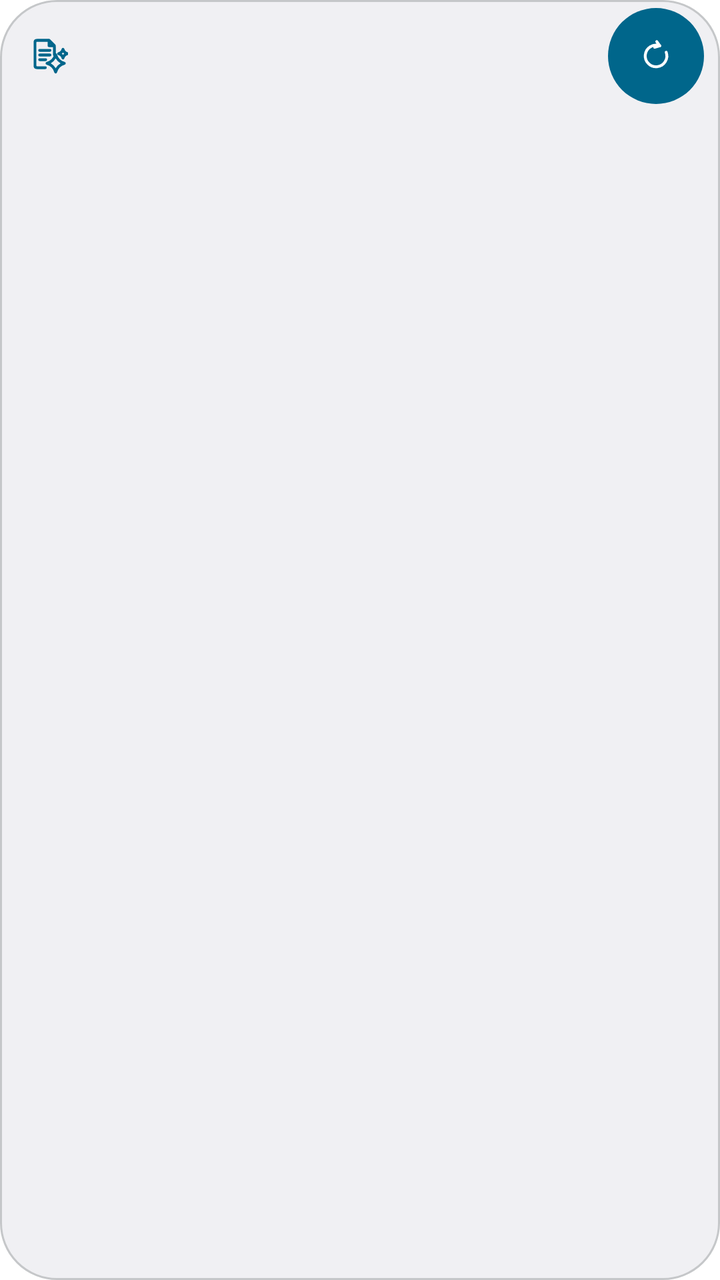
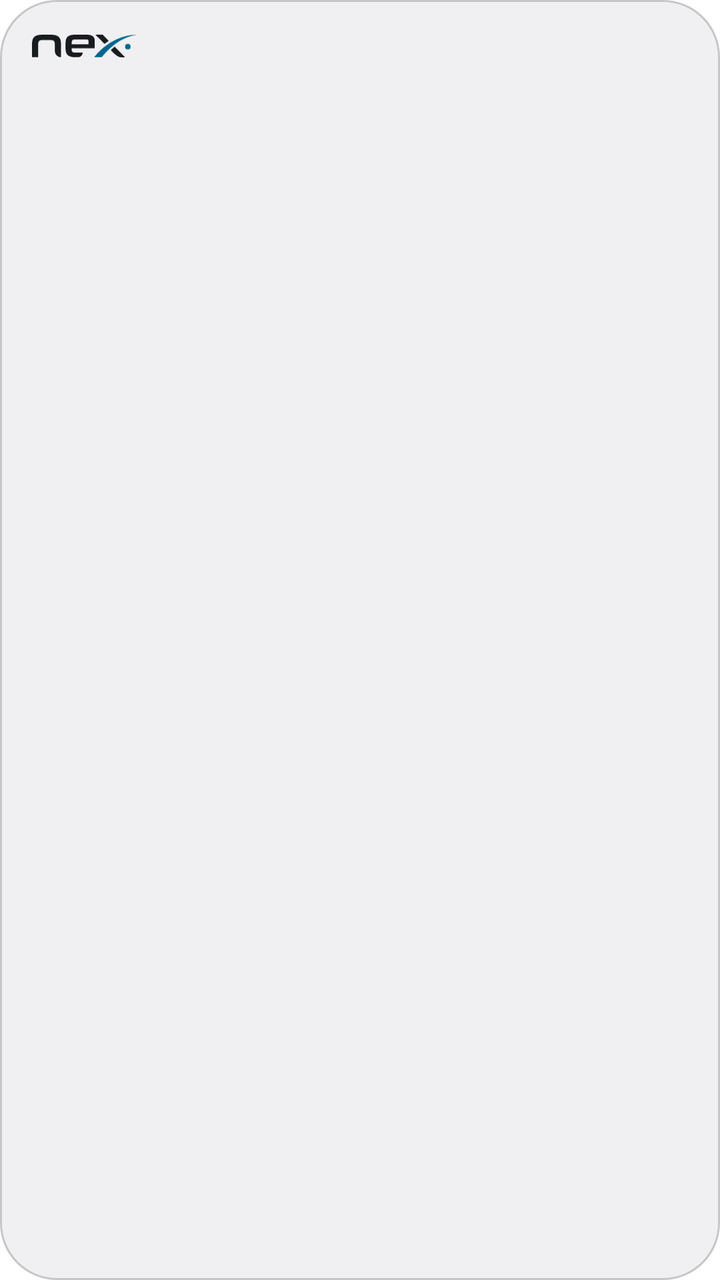

Screens rendered from an Android XML layout before and after an edit, with the pre-edit source and the edit as a unified diff.
<!-- AndroidManifest.xml: fallback theme Theme.MaterialComponents.DayNight.NoActionBar -->
<!-- res/layout/widget_recap.xml -->
<?xml version="1.0" encoding="utf-8"?>
<LinearLayout xmlns:android="http://schemas.android.com/apk/res/android"
    android:id="@+id/nex_recap_root"
    android:layout_width="match_parent"
    android:layout_height="match_parent"
    android:layoutDirection="locale"
    android:orientation="vertical"
    android:background="@drawable/nex_widget_bg_card">

    <LinearLayout
        android:id="@+id/nex_recap_header"
        android:layout_width="match_parent"
        android:layout_height="wrap_content"
        android:minHeight="56dp"
        android:gravity="center_vertical"
        android:orientation="horizontal"
        android:paddingStart="14dp"
        android:paddingEnd="8dp">

        <ImageView
            android:id="@+id/nex_recap_glyph"
            android:layout_width="20dp"
            android:layout_height="20dp"
            android:importantForAccessibility="no"
            android:src="@drawable/nex_widget_ic_recap" />

        
        <TextView
            android:id="@+id/nex_recap_title"
            style="@style/NexWidget.Title"
            android:layout_width="0dp"
            android:layout_height="wrap_content"
            android:layout_weight="1"
            android:layout_marginStart="8dp"
            android:ellipsize="end" />

        <FrameLayout
            android:id="@+id/nex_recap_refresh"
            android:layout_width="48dp"
            android:layout_height="48dp"
            android:background="@drawable/nex_widget_bg_badge">

            <ImageView
                android:layout_width="18dp"
                android:layout_height="18dp"
                android:layout_gravity="center"
                android:importantForAccessibility="no"
                android:src="@drawable/nex_widget_ic_refresh" />
        </FrameLayout>
    </LinearLayout>

    <TextView
        android:id="@+id/nex_recap_body"
        style="@style/NexWidget.Recap"
        android:layout_width="match_parent"
        android:layout_height="match_parent"
        android:paddingStart="14dp"
        android:paddingEnd="14dp"
        android:paddingBottom="12dp" />

    <LinearLayout
        android:id="@+id/nex_recap_locked"
        android:layout_width="match_parent"
        android:layout_height="match_parent"
        android:gravity="center"
        android:orientation="horizontal"
        android:paddingStart="20dp"
        android:paddingEnd="20dp"
        android:visibility="gone">

        <ImageView
            android:layout_width="18dp"
            android:layout_height="18dp"
            android:importantForAccessibility="no"
            android:src="@drawable/nex_widget_ic_lock" />

        <TextView
            android:id="@+id/nex_recap_locked_text"
            style="@style/NexWidget.Message"
            android:layout_width="wrap_content"
            android:layout_height="wrap_content"
            android:layout_marginStart="10dp" />
    </LinearLayout>

    <LinearLayout
        android:id="@+id/nex_recap_empty"
        android:layout_width="match_parent"
        android:layout_height="match_parent"
        android:gravity="center"
        android:orientation="vertical"
        android:paddingStart="20dp"
        android:paddingEnd="20dp"
        android:visibility="gone">

        <TextView
            android:id="@+id/nex_recap_empty_title"
            style="@style/NexWidget.EmptyTitle"
            android:layout_width="wrap_content"
            android:layout_height="wrap_content"
            android:gravity="center" />

        <TextView
            android:id="@+id/nex_recap_empty_hint"
            style="@style/NexWidget.Message"
            android:layout_width="wrap_content"
            android:layout_height="wrap_content"
            android:layout_marginTop="4dp"
            android:gravity="center" />
    </LinearLayout>
</LinearLayout>
<!-- resources referenced by this layout -->
<resources>
  <!-- drawable nex_widget_bg_badge (drawable) -->
  <?xml version="1.0" encoding="utf-8"?>
  <shape xmlns:android="http://schemas.android.com/apk/res/android"
      android:shape="oval">
      <solid android:color="@color/nex_widget_accent" />
  </shape>
  <!-- drawable nex_widget_ic_recap (drawable) -->
  <?xml version="1.0" encoding="utf-8"?>
  <vector xmlns:android="http://schemas.android.com/apk/res/android"
      android:width="24dp"
      android:height="24dp"
      android:viewportWidth="24"
      android:viewportHeight="24">
      
      <path
          android:strokeColor="@color/nex_widget_accent"
          android:strokeWidth="1.7"
          android:strokeLineCap="round"
          android:strokeLineJoin="round"
          android:pathData="M12.6,2.6 L5.4,2.6 Q4.2,2.6 4.2,3.8 L4.2,17.8 Q4.2,19 5.4,19 L10.4,19 M15.8,6.2 L15.8,11.2 M12.6,2.6 L15.8,5.8 M12.6,2.6 L12.6,5.8 L15.8,5.8" />
      
      <path
          android:strokeColor="@color/nex_widget_accent"
          android:strokeWidth="1.7"
          android:strokeLineCap="round"
          android:pathData="M7,8.6 L13.2,8.6 M7,11.4 L13.2,11.4 M7,14.2 L10.6,14.2" />
      
      <path
          android:strokeColor="@color/nex_widget_accent"
          android:strokeWidth="1.7"
          android:strokeLineJoin="round"
          android:pathData="M16.6,11.2 Q17.744,15.256 21.8,16.4 Q17.744,17.544 16.6,21.6 Q15.456,17.544 11.4,16.4 Q15.456,15.256 16.6,11.2 Z" />
      <path
          android:strokeColor="@color/nex_widget_accent"
          android:strokeWidth="1.7"
          android:strokeLineJoin="round"
          android:pathData="M21,8 Q21.572,10.028 23.6,10.6 Q21.572,11.172 21,13.2 Q20.428,11.172 18.4,10.6 Q20.428,10.028 21,8 Z" />
  </vector>
  <!-- drawable nex_widget_ic_refresh (drawable) -->
  <?xml version="1.0" encoding="utf-8"?>
  <vector xmlns:android="http://schemas.android.com/apk/res/android"
      android:width="24dp"
      android:height="24dp"
      android:viewportWidth="24"
      android:viewportHeight="24">
      <path
          android:strokeColor="@color/nex_widget_on_accent"
          android:strokeWidth="1.9"
          android:strokeLineCap="round"
          android:pathData="M18.8,9.5 A7.2,7.2 0 1 1 14.5,5.2" />
      <path
          android:strokeColor="@color/nex_widget_on_accent"
          android:strokeWidth="1.9"
          android:strokeLineCap="round"
          android:strokeLineJoin="round"
          android:pathData="M12.5,2.4 L14.5,5.2 L11.1,6.2" />
  </vector>
  <style name="NexWidget.Message" parent="">
          <item name="android:fontFamily">sans-serif</item>
          <item name="android:textSize">14sp</item>
          <item name="android:textColor">@color/nex_widget_text_dim</item>
          <item name="android:lineSpacingMultiplier">1.3</item>
      </style>
  <style name="NexWidget.Recap" parent="">
          <item name="android:fontFamily">sans-serif</item>
          <item name="android:textSize">14sp</item>
          <item name="android:textColor">@color/nex_widget_text</item>
          <item name="android:lineSpacingMultiplier">1.45</item>
      </style>
  <style name="NexWidget.Title" parent="">
          <item name="android:fontFamily">sans-serif</item>
          <item name="android:textStyle">bold</item>
          <item name="android:textSize">16sp</item>
          <item name="android:textColor">@color/nex_widget_text</item>
          <item name="android:maxLines">1</item>
      </style>
  <color name="nex_widget_accent">#1D4ED8</color>
  <color name="nex_widget_card">#FFFFFF</color>
  <color name="nex_widget_stroke">#E0E0E0</color>
  <dimen name="nex_widget_corner">20dp</dimen>
  <color name="nex_widget_text_dim">#5C5C5C</color>
  <color name="nex_widget_on_accent">#FFFFFF</color>
  <color name="nex_widget_text">#262626</color>
  <!-- unchanged entries left out for length: 3 -->
</resources>

<!-- the commit's change to res/layout/widget_recap.xml (unified diff, before → after) -->
@@ -11,42 +11,19 @@
         android:id="@+id/nex_recap_header"
         android:layout_width="match_parent"
         android:layout_height="wrap_content"
-        android:minHeight="56dp"
+        android:minHeight="40dp"
         android:gravity="center_vertical"
         android:orientation="horizontal"
-        android:paddingStart="14dp"
-        android:paddingEnd="8dp">
+        android:paddingStart="16dp"
+        android:paddingEnd="16dp"
+        android:paddingTop="6dp">
 
         <ImageView
             android:id="@+id/nex_recap_glyph"
-            android:layout_width="20dp"
-            android:layout_height="20dp"
+            android:layout_width="52dp"
+            android:layout_height="12dp"
             android:importantForAccessibility="no"
-            android:src="@drawable/nex_widget_ic_recap" />
-
-        
-        <TextView
-            android:id="@+id/nex_recap_title"
-            style="@style/NexWidget.Title"
-            android:layout_width="0dp"
-            android:layout_height="wrap_content"
-            android:layout_weight="1"
-            android:layout_marginStart="8dp"
-            android:ellipsize="end" />
-
-        <FrameLayout
-            android:id="@+id/nex_recap_refresh"
-            android:layout_width="48dp"
-            android:layout_height="48dp"
-            android:background="@drawable/nex_widget_bg_badge">
-
-            <ImageView
-                android:layout_width="18dp"
-                android:layout_height="18dp"
-                android:layout_gravity="center"
-                android:importantForAccessibility="no"
-                android:src="@drawable/nex_widget_ic_refresh" />
-        </FrameLayout>
+            android:src="@drawable/nex_widget_ic_mark" />
     </LinearLayout>
 
     <TextView
@@ -54,9 +31,10 @@
         style="@style/NexWidget.Recap"
         android:layout_width="match_parent"
         android:layout_height="match_parent"
-        android:paddingStart="14dp"
-        android:paddingEnd="14dp"
-        android:paddingBottom="12dp" />
+        android:paddingStart="16dp"
+        android:paddingEnd="16dp"
+        android:paddingTop="4dp"
+        android:paddingBottom="14dp" />
 
     <LinearLayout
         android:id="@+id/nex_recap_locked"
<!-- resource entries referenced after the edit -->
@@ -1,62 +1,6 @@
 <!-- resources referenced by this layout -->
 <resources>
-  <!-- drawable nex_widget_bg_badge (drawable) -->
-  <?xml version="1.0" encoding="utf-8"?>
-  <shape xmlns:android="http://schemas.android.com/apk/res/android"
-      android:shape="oval">
-      <solid android:color="@color/nex_widget_accent" />
-  </shape>
-  <!-- drawable nex_widget_ic_recap (drawable) -->
-  <?xml version="1.0" encoding="utf-8"?>
-  <vector xmlns:android="http://schemas.android.com/apk/res/android"
-      android:width="24dp"
-      android:height="24dp"
-      android:viewportWidth="24"
-      android:viewportHeight="24">
-      
-      <path
-          android:strokeColor="@color/nex_widget_accent"
-          android:strokeWidth="1.7"
-          android:strokeLineCap="round"
-          android:strokeLineJoin="round"
-          android:pathData="M12.6,2.6 L5.4,2.6 Q4.2,2.6 4.2,3.8 L4.2,17.8 Q4.2,19 5.4,19 L10.4,19 M15.8,6.2 L15.8,11.2 M12.6,2.6 L15.8,5.8 M12.6,2.6 L12.6,5.8 L15.8,5.8" />
-      
-      <path
-          android:strokeColor="@color/nex_widget_accent"
-          android:strokeWidth="1.7"
-          android:strokeLineCap="round"
-          android:pathData="M7,8.6 L13.2,8.6 M7,11.4 L13.2,11.4 M7,14.2 L10.6,14.2" />
-      
-      <path
-          android:strokeColor="@color/nex_widget_accent"
-          android:strokeWidth="1.7"
-          android:strokeLineJoin="round"
-          android:pathData="M16.6,11.2 Q17.744,15.256 21.8,16.4 Q17.744,17.544 16.6,21.6 Q15.456,17.544 11.4,16.4 Q15.456,15.256 16.6,11.2 Z" />
-      <path
-          android:strokeColor="@color/nex_widget_accent"
-          android:strokeWidth="1.7"
-          android:strokeLineJoin="round"
-          android:pathData="M21,8 Q21.572,10.028 23.6,10.6 Q21.572,11.172 21,13.2 Q20.428,11.172 18.4,10.6 Q20.428,10.028 21,8 Z" />
-  </vector>
-  <!-- drawable nex_widget_ic_refresh (drawable) -->
-  <?xml version="1.0" encoding="utf-8"?>
-  <vector xmlns:android="http://schemas.android.com/apk/res/android"
-      android:width="24dp"
-      android:height="24dp"
-      android:viewportWidth="24"
-      android:viewportHeight="24">
-      <path
-          android:strokeColor="@color/nex_widget_on_accent"
-          android:strokeWidth="1.9"
-          android:strokeLineCap="round"
-          android:pathData="M18.8,9.5 A7.2,7.2 0 1 1 14.5,5.2" />
-      <path
-          android:strokeColor="@color/nex_widget_on_accent"
-          android:strokeWidth="1.9"
-          android:strokeLineCap="round"
-          android:strokeLineJoin="round"
-          android:pathData="M12.5,2.4 L14.5,5.2 L11.1,6.2" />
-  </vector>
+  <!-- drawable nex_widget_ic_mark: vector/xml drawable (drawable, 2178 chars, omitted) -->
   <style name="NexWidget.Message" parent="">
           <item name="android:fontFamily">sans-serif</item>
           <item name="android:textSize">14sp</item>
@@ -69,19 +13,10 @@
           <item name="android:textColor">@color/nex_widget_text</item>
           <item name="android:lineSpacingMultiplier">1.45</item>
       </style>
-  <style name="NexWidget.Title" parent="">
-          <item name="android:fontFamily">sans-serif</item>
-          <item name="android:textStyle">bold</item>
-          <item name="android:textSize">16sp</item>
-          <item name="android:textColor">@color/nex_widget_text</item>
-          <item name="android:maxLines">1</item>
-      </style>
-  <color name="nex_widget_accent">#1D4ED8</color>
   <color name="nex_widget_card">#FFFFFF</color>
   <color name="nex_widget_stroke">#E0E0E0</color>
   <dimen name="nex_widget_corner">20dp</dimen>
   <color name="nex_widget_text_dim">#5C5C5C</color>
-  <color name="nex_widget_on_accent">#FFFFFF</color>
   <color name="nex_widget_text">#262626</color>
   <!-- unchanged entries left out for length: 3 -->
 </resources>
